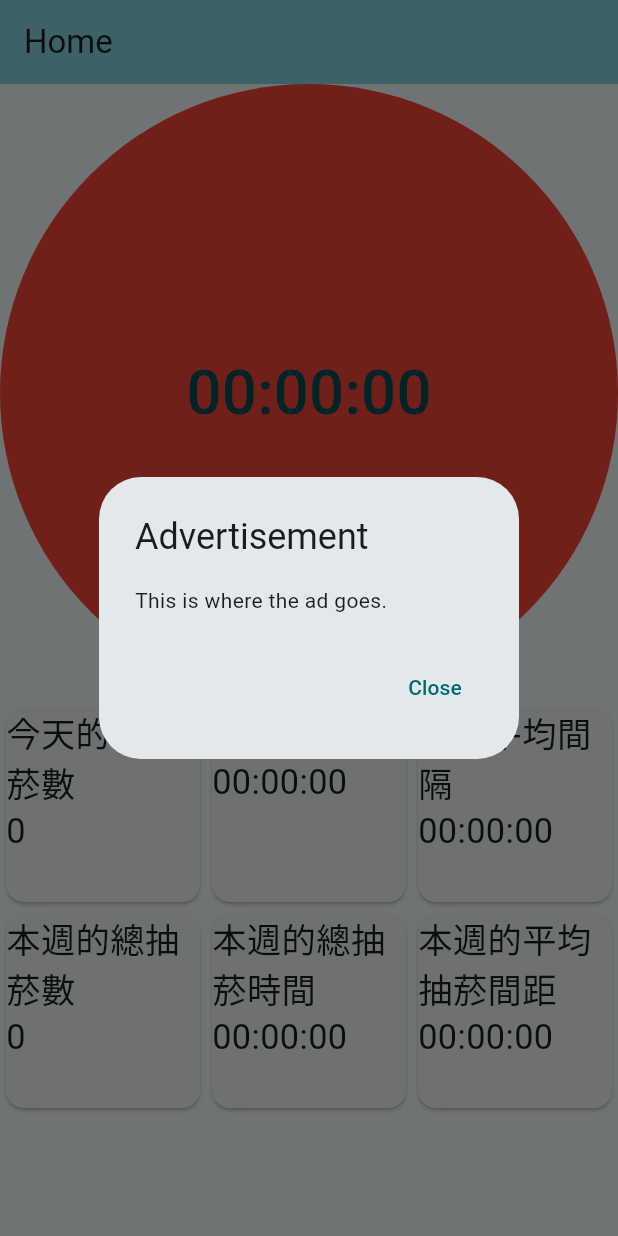
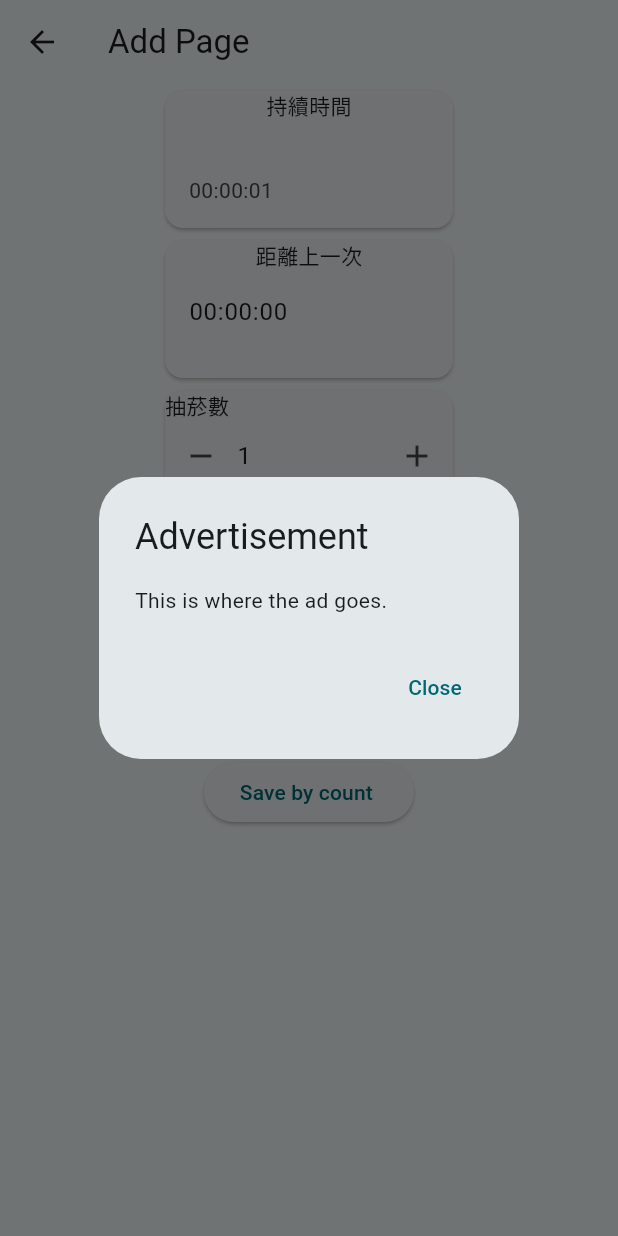
Before and after one commit to yaming8002/smoking_record, a Flutter app: the screen it shows after launch, after a tap on "00:00:00", on a phone screen of 412 x 824 dp. Run offline on Flutter 3.47's test engine with Material 2 defaults, Android fonts, the phone set to English and light mode, and no system bars; our stand-ins replace shared_preferences, sqflite, sqflite_common; accounts and stored records are empty.

Commit message:
Add a new settings page. Default average smoking duration. Default time to reset for the day.

```diff
--- a/lib/addSomkingPage.dart
+++ b/lib/addSomkingPage.dart
@@ -1,6 +1,8 @@
 import 'dart:async';
 
 import 'package:flutter/material.dart';
+import 'package:shared_preferences/shared_preferences.dart';
+import 'package:smoking_record/settingPage.dart';
 import 'databace/DatabaseHelper.dart';
 import 'databace/SmokingStatus.dart';
 
@@ -13,10 +15,12 @@ class AddSomkingPage extends StatefulWidget {
   _AddPageState createState() => _AddPageState();
 }
 
+
 class _AddPageState extends State<AddSomkingPage> {
   static const double cardWidth = 200; // Adjust as needed
   static const double cardHeight = 100; // Adjust as needed
   static const List<int> ratings = [1, 2, 3, 4, 5];
+  AppSettings appSettings = AppSettings();
 
   Timer? _timer;
   int? _selectedNum;
@@ -32,7 +36,38 @@ class _AddPageState extends State<AddSomkingPage> {
     _selectedEvaluate = widget.status.smokingRating;
     _smokingInterval = widget.status.smokingInterval;
     _startTimer();
+    WidgetsBinding.instance.addPostFrameCallback((_) {
+      // 這裡可以安全地顯示對話框或進行其他UI操作
+      _showAdv();
+    });
   }
+
+  Future<void> _initAppSettings() async {
+    // await appSettings.init();
+    _showAdv();
+  }
+
+  Future<void> _showAdv() async {
+    // 提供廣告視窗
+    await showDialog(
+    context: context,
+    builder: (BuildContext context) {
+      return AlertDialog(
+        title: Text('Advertisement'),
+        content: Text('This is where the ad goes.'),
+        actions: <Widget>[
+          TextButton(
+            child: Text('Close'),
+            onPressed: () {
+              Navigator.of(context).pop();
+            },
+          ),
+        ],
+      );
+    },
+    );
+  }
+
 
   void _startTimer() {
     _timer = Timer.periodic(Duration(seconds: 1), (timer) {
@@ -51,6 +86,11 @@ class _AddPageState extends State<AddSomkingPage> {
     String minutes = d.inMinutes.remainder(60).toString().padLeft(2, '0');
     String seconds = d.inSeconds.remainder(60).toString().padLeft(2, '0');
     return '$hours:$minutes:$seconds';
+  }
+
+  Future<int> getUserSettings(String key) async {
+    SharedPreferences prefs = await SharedPreferences.getInstance();
+    return prefs.getInt(key) ?? 5; // 如果找不到對應的設定值，返回一個默認值
   }
 
   @override
@@ -191,6 +231,33 @@ class _AddPageState extends State<AddSomkingPage> {
                 Navigator.pop(context);
               },
             ),
+            ElevatedButton(
+              child: Text('Save by count '),
+              onPressed: () async {
+                // Update the history data
+                widget.status.smokeCount = _selectedNum!;
+                widget.status.smokingRating = _selectedEvaluate!;
+                int totalSmokingTimeInSeconds = _selectedNum! * (AppSettings.getAverageSmokingTime() );
+                widget.status.totalSmokingTime = Duration(seconds: totalSmokingTimeInSeconds);
+                widget.status.smokingEndTime =  widget.status.smokingStartTime.add( widget.status.totalSmokingTime) ;
+                widget.status.smokingInterval = _smokingInterval ;
+
+                // Check if smokingEndTime is greater than now
+                if (widget.status.smokingEndTime.isAfter(DateTime.now())) {
+                  // Show a message to the user or handle this condition as needed
+                  ScaffoldMessenger.of(context).showSnackBar(
+                    SnackBar(content: Text('End time cannot be in the future!')),
+                  );
+                  return;
+                }
+
+                // Insert into the database
+                await DBHelper.insert('SmokingStatus', widget.status.toMap());
+
+                // Pop the current page off the navigation stack
+                Navigator.pop(context);
+              },
+            ),
           ],
         ),
       ),
--- a/lib/homePage.dart
+++ b/lib/homePage.dart
@@ -2,6 +2,7 @@ import 'dart:async';
 
 import 'package:flutter/cupertino.dart';
 import 'package:flutter/material.dart';
+import 'package:smoking_record/settingPage.dart';
 
 import 'addSomkingPage.dart';
 import 'databace/DatabaseHelper.dart';
@@ -50,13 +51,18 @@ class _MyHomePageState extends State<HomePage> {
   }
 
   Future<void> getLastEndTime() async {
-    final maps = await db
-        ?.rawQuery('SELECT * FROM SmokingStatus ORDER BY id DESC LIMIT 1');
+    final maps = await db?.rawQuery(
+        "SELECT strftime('%H:%M', smokingEndTime) as end_time, * FROM SmokingStatus ORDER BY id DESC LIMIT 1");
+
     if (maps != null && maps.isNotEmpty) {
-      SmokingStatus lastStatus = SmokingStatus.fromMap(maps.first);
-      setState(() {
-        _targetTime = lastStatus.smokingEndTime;
-      });
+      final formattedEndTime = maps.first['end_time'] as String?;
+      final timeChange = AppSettings.getTimeChange();
+      if (formattedEndTime != null && formattedEndTime.compareTo(timeChange) >= 0) {
+        final lastStatus = SmokingStatus.fromMap(maps.first);
+        setState(() {
+          _targetTime = lastStatus.smokingEndTime;
+        });
+      }
     }
   }
 
@@ -127,42 +133,16 @@ class _MyHomePageState extends State<HomePage> {
   void _navigateToSecondPage() async {
     // 创建 HistoryList 并设置当前时间
     SmokingStatus newStatus = SmokingStatus(
-      null,
-      // 此處設定為 null 以便 SQLite 自動生成一個 ID
-      1,
-      // 這是一個代表菸數的範例數值，請替換為實際菸數
-      DateTime.now(),
-      // 這是抽菸開始時間，現在設定為當前時間
-      DateTime.now(),
-      // 這是抽菸結束時間，現在設定為當前時間
-      3,
-      // 這是一個代表評價等級的範例數值，請替換為實際評價等級
-      DateTime.now().difference(DateTime.now()),
-      // 此處為總抽菸時間，目前為 0，因為起始和結束時間相同
-      _targetTime == null
-          ? null
-          : DateTime.now().difference(_targetTime!), // 這是抽菸的間隔時間，
+      null,      // 此處設定為 null 以便 SQLite 自動生成一個 ID
+      1,      // 這是一個代表菸數的範例數值，請替換為實際菸數
+      DateTime.now(),      // 這是抽菸開始時間，現在設定為當前時間
+      DateTime.now(),      // 這是抽菸結束時間，現在設定為當前時間
+      3,      // 這是一個代表評價等級的範例數值，請替換為實際評價等級
+      DateTime.now().difference(DateTime.now()),      // 此處為總抽菸時間，目前為 0，因為起始和結束時間相同
+      _targetTime == null ? null  : DateTime.now().difference(_targetTime!), // 這是抽菸的間隔時間，
     );
 
-    // 提供廣告視窗
-    await showDialog(
-      context: context,
-      builder: (BuildContext context) {
-        return AlertDialog(
-          title: Text('Advertisement'),
-          content: Text('This is where the ad goes.'),
-          actions: <Widget>[
-            TextButton(
-              child: Text('Close'),
-              onPressed: () {
-                Navigator.of(context).pop();
-              },
-            ),
-          ],
-        );
-      },
-    );
-
+    print(newStatus.toString()) ;
     await Navigator.push(
       // 必須新增 await 否則會先執行厚片的代碼 getDayAndWeekTotalNum()
       context,
@@ -191,6 +171,17 @@ class _MyHomePageState extends State<HomePage> {
       appBar: AppBar(
         backgroundColor: Theme.of(context).colorScheme.inversePrimary,
         title: Text('Home'),
+        actions: <Widget>[
+          IconButton(
+            icon: Icon(Icons.settings), // 設定圖標
+            onPressed: () {
+              Navigator.push(
+                context,
+                MaterialPageRoute(builder: (context) => SettingsPage()), // 導航到設定頁面
+              );
+            },
+          )
+        ],
       ),
       body: Center(
         child: Column(
@@ -200,8 +191,8 @@ class _MyHomePageState extends State<HomePage> {
               child: LayoutBuilder(
                 builder: (context, constraints) {
                   double radius = constraints.maxWidth < constraints.maxHeight
-                      ? constraints.maxWidth / 2
-                      : constraints.maxHeight / 2;
+                      ? constraints.maxWidth / 3
+                      : constraints.maxHeight / 3;
                   return GestureDetector(
                     onTap: _navigateToSecondPage,
                     child: CircleAvatar(
@@ -217,56 +208,13 @@ class _MyHomePageState extends State<HomePage> {
               ),
             ),
             Expanded(
-              child: GridView.count(
-                crossAxisCount: 3,
+              child: Column(
                 children: <Widget>[
-                  InfoCardBuild(
-                    rowCount: 3,
-                    title: '今天的總抽菸數',
-                    child: dayTotalNum?.toString() ?? "0",
-                  ),
-                  InfoCardBuild(
-                    rowCount: 3,
-                    title: '總抽菸時間',
-                    child: _formatDuration(dayAllTime ?? Duration.zero),
-                  ),
-                  InfoCardBuild(
-                    rowCount: 3,
-                    title: '時間平均間隔',
-                    child: _formatDuration(daySpacing ?? Duration.zero),
-                  ),
-                  InfoCardBuild(
-                    rowCount: 3,
-                    title: '本週的總抽菸數',
-                    child: dayTotalNum?.toString() ?? "0",
-                  ),
-                  InfoCardBuild(
-                    rowCount: 3,
-                    title: '本週的總抽菸時間',
-                    child: _formatDuration(weekAllTime ?? Duration.zero),
-                  ),
-                  InfoCardBuild(
-                    rowCount: 3,
-                    title: '本週的平均抽菸間距',
-                    child: _formatDuration(weekSpacing ?? Duration.zero),
-                  ),
-
-                  // buildCard('今天的總抽菸數:', dayTotalNum?.toString() ?? "0"),
-                  // // Replace 0 with actual data
-                  // buildCard(
-                  //     '總抽菸時間:', _formatDuration(dayAllTime ?? Duration.zero)),
-                  // // Replace 0 with actual data
-                  // buildCard(
-                  //     '平均時間間距:', _formatDuration(daySpacing ?? Duration.zero)),
-                  // // Replace 0 with actual data
-                  // buildCard('本週的總抽菸數:', weekTotalNum?.toString() ?? "0"),
-                  // // Replace 0 with actual data
-                  // buildCard(
-                  //     '總抽菸時間:', _formatDuration(weekAllTime ?? Duration.zero)),
-                  // // Replace 0 with actual data
-                  // buildCard('本週平均抽菸間距:',
-                  //     _formatDuration(weekSpacing ?? Duration.zero)),
-                  // Replace 0 with actual data
+                  // 今日區塊
+                  _buildInfoSection('今日', dayTotalNum, dayAllTime, daySpacing),
+                  SizedBox(height: 20.0), // 間距
+                  // 本週區塊
+                  _buildInfoSection('本週', weekTotalNum, weekAllTime, weekSpacing),
                 ],
               ),
             ),
@@ -275,25 +223,69 @@ class _MyHomePageState extends State<HomePage> {
       ),
     );
   }
-//
-// Card buildCard(String title, String data) {
-//   return Card(
-//     child: Padding(
-//       padding: const EdgeInsets.all(8.0),
-//       child: Column(
-//         crossAxisAlignment: CrossAxisAlignment.start,
-//         children: <Widget>[
-//           Text(
-//             title,
-//             style: TextStyle(fontSize: 16, fontWeight: FontWeight.bold),
-//           ),
-//           Text(
-//             data,
-//             style: TextStyle(fontSize: 24),
-//           ),
-//         ],
-//       ),
-//     ),
-//   );
-// }
+
+  Widget _buildInfoSection(String title, int? totalNum, Duration? allTime, Duration? spacing) {
+    return Container(
+      padding: EdgeInsets.all(8.0),
+      decoration: BoxDecoration(
+        color: Colors.white60,
+        borderRadius: BorderRadius.circular(8.0),
+      ),
+      child: Column(
+        children: <Widget>[
+          Text(title, style: TextStyle(fontSize: 20, fontWeight: FontWeight.bold)),
+          Row(
+            mainAxisAlignment: MainAxisAlignment.spaceAround,
+            children: <Widget>[
+              _buildInfoCard(context,'吸菸數', totalNum?.toString() ?? "0"),
+              _buildInfoCard(context,'累計時間', _formatDuration(allTime ?? Duration.zero)),
+              _buildInfoCard(context,'平均間隔', _formatDuration(spacing ?? Duration.zero)),
+            ],
+          ),
+        ],
+      ),
+    );
+  }
+
+  Widget _buildInfoCard(BuildContext context, String title, String content) {
+    double screenWidth = MediaQuery.of(context).size.width;
+    double cardWidth = (screenWidth - (4 * 8)) / 3; // 減去邊界和間距
+
+    return Container(
+      width: cardWidth,
+      decoration: BoxDecoration(
+        color: Colors.white,
+        border: Border.all(color: Colors.grey[300]!),
+        borderRadius: BorderRadius.circular(4.0),
+        boxShadow: [
+          BoxShadow(
+            color: Colors.grey.withOpacity(0.5),
+            spreadRadius: 1,
+            blurRadius: 1,
+            offset: Offset(0, 1),
+          ),
+        ],
+      ),
+      child: Padding(
+        padding: const EdgeInsets.all(8.0),
+        child: Column(
+          mainAxisAlignment: MainAxisAlignment.center, // 使內容居中
+          children: [
+            Text(
+              title,
+              style: TextStyle(fontSize: 16),
+              textAlign: TextAlign.center, // 文字居中
+            ),
+            SizedBox(height: 8),
+            Text(
+              content,
+              style: TextStyle(fontSize: 16),
+              textAlign: TextAlign.center, // 文字居中
+            ),
+          ],
+        ),
+      ),
+    );
+  }
+
 }
--- a/lib/layoutFormat/InfoCardBuild.dart
+++ b/lib/layoutFormat/InfoCardBuild.dart
@@ -7,7 +7,6 @@ class InfoCardBuild extends StatelessWidget {
   final String title;
   final String child;
   final double width;
-  final double height;
 
   const InfoCardBuild({
     Key? key,
@@ -15,29 +14,31 @@ class InfoCardBuild extends StatelessWidget {
     required this.title,
     required this.child,
     this.width = double.infinity,
-    this.height = double.infinity,
   }) : super(key: key);
 
   @override
   Widget build(BuildContext context) {
     return LayoutBuilder(
       builder: (BuildContext context, BoxConstraints constraints) {
-        final width = constraints.maxWidth;
-        final fontSize = (width / rowCount) * 0.5; // Adjust the font size based on the width of the parent widget.
+        // final width = constraints.maxWidth;
+        // final fontSize = (width / rowCount) * 0.5; // Adjust the font size based on the width of the parent widget.
+
         return Container(
           width: width,
-          height: height,
+          // height: height,
+
           child: Card(
             child: Column(
               crossAxisAlignment: CrossAxisAlignment.start,
+              mainAxisSize: MainAxisSize.min,  // 添加這一行
               children: [
                 Text(
                   title,
-                  style: TextStyle(fontSize: fontSize),
+                  // style: TextStyle(fontSize: fontSize),
                 ),
                 Text(
                   child,
-                  style: TextStyle(fontSize: fontSize),
+                  // style: TextStyle(fontSize: fontSize),
                 ),
               ],
             ),
--- a/lib/main.dart
+++ b/lib/main.dart
@@ -1,4 +1,5 @@
 import 'package:flutter/material.dart';
+import 'package:smoking_record/settingPage.dart';
 import 'package:sqflite_common/sqlite_api.dart';
 
 import 'HomePage.dart';
@@ -7,6 +8,7 @@ import 'databace/DatabaseHelper.dart';
 void main() async  {
   WidgetsFlutterBinding.ensureInitialized();
   final db = await DBHelper.database;
+  AppSettings.init() ;
   runApp(MyApp(database: db));
 }
 
--- a/pubspec.yaml
+++ b/pubspec.yaml
@@ -38,7 +38,8 @@ dependencies:
   sqflite: ^2.0.0
   path: ^1.8.3
   path_provider: ^2.0.15
-
+  shared_preferences: ^2.0.7
+  intl: ^0.17.0 # 加入 intl 依賴
 
 dev_dependencies:
   flutter_test:
```
Also changed, not shown: lib/settingPage.dart (added, +132 -0 lines), pubspec.lock.
